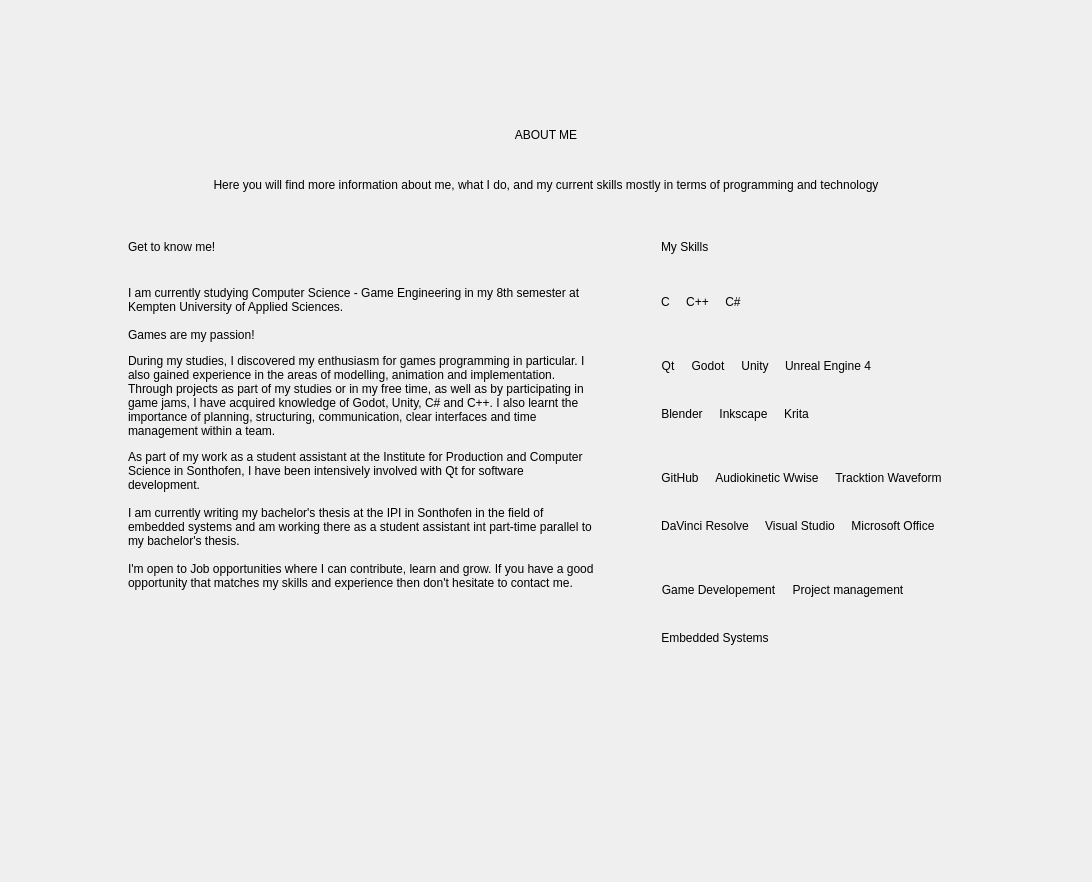
Qt form Portfolio_Qt_V6_7/aboutme.ui (DillonLM00/portfolio) before a commit.
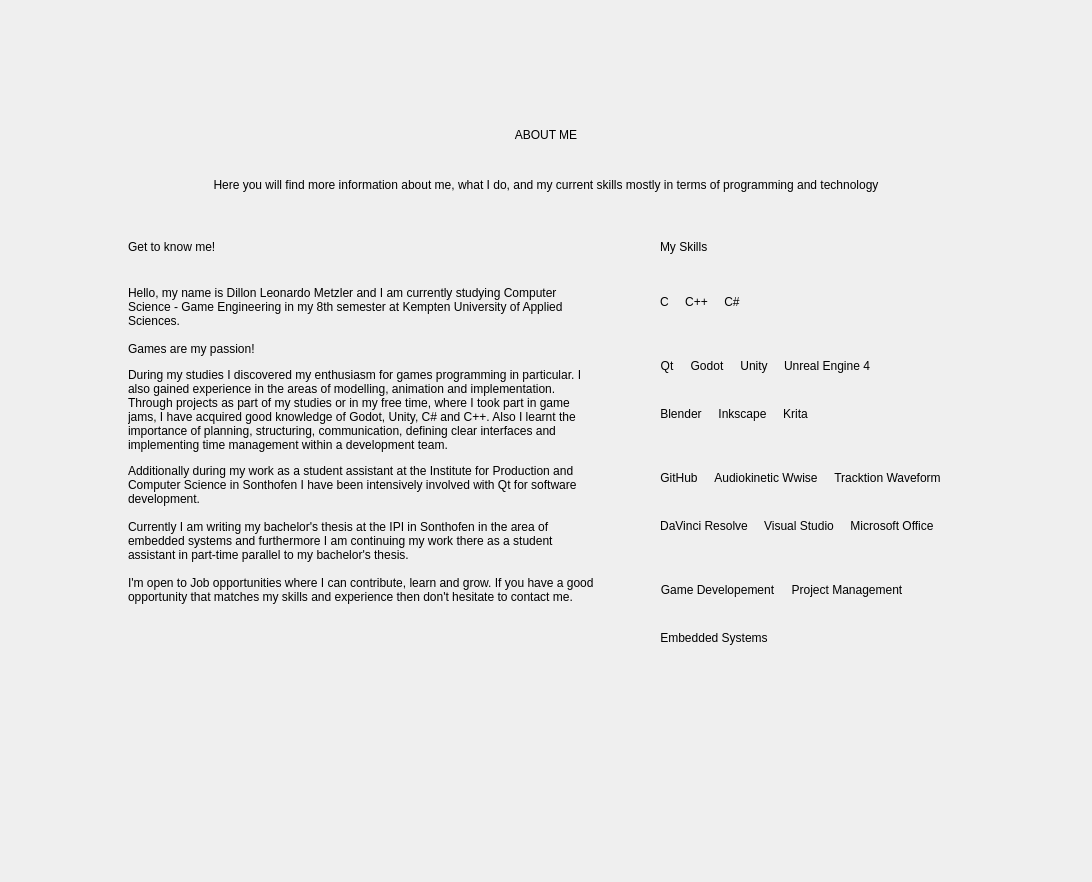
The same form after that commit.

```diff
--- a/Portfolio_Qt_V6_7/aboutme.ui
+++ b/Portfolio_Qt_V6_7/aboutme.ui
@@ -149,7 +149,7 @@
          <item>
           <widget class="QLabel" name="textGTKLabel">
            <property name="text">
-            <string>&lt;html&gt;&lt;head/&gt;&lt;body&gt;&lt;p&gt;I am currently studying Computer Science - Game Engineering in my 8th semester at Kempten University of Applied Sciences.&lt;br/&gt;&lt;br/&gt;Games are my passion!&lt;/p&gt;&lt;p&gt;During my studies, I discovered my enthusiasm for games programming in particular. I also gained experience in the areas of modelling, animation and implementation. Through projects as part of my studies or in my free time, as well as by participating in game jams, I have acquired knowledge of Godot, Unity, C# and C++. I also learnt the importance of planning, structuring, communication, clear interfaces and time management within a team.&lt;/p&gt;&lt;p&gt;As part of my work as a student assistant at the Institute for Production and Computer Science in Sonthofen, I have been intensively involved with Qt for software development.&lt;br/&gt;&lt;br/&gt;I am currently writing my bachelor's thesis at the IPI in Sonthofen in the field of embedded systems and am working there as a student assistant int part-time parallel to my bachelor's thesis.&lt;br/&gt;&lt;br/&gt;I'm open to Job opportunities where I can contribute, learn and grow. If you have a good opportunity that matches my skills and experience then don't hesitate to contact me.&lt;/p&gt;&lt;/body&gt;&lt;/html&gt;</string>
+            <string>&lt;html&gt;&lt;head/&gt;&lt;body&gt;&lt;p&gt;Hello, my name is Dillon Leonardo Metzler and I am currently studying Computer Science - Game Engineering in my 8th semester at Kempten University of Applied Sciences.&lt;br/&gt;&lt;br/&gt;Games are my passion!&lt;/p&gt;&lt;p&gt;During my studies I discovered my enthusiasm for games programming in particular. I also gained experience in the areas of modelling, animation and implementation. Through projects as part of my studies or in my free time, where I took part in game jams, I have acquired good knowledge of Godot, Unity, C# and C++. Also I learnt the importance of planning, structuring, communication, defining clear interfaces and implementing time management within a development team.&lt;/p&gt;&lt;p&gt;Additionally during my work as a student assistant at the Institute for Production and Computer Science in Sonthofen I have been intensively involved with Qt for software development.&lt;br/&gt;&lt;br/&gt;Currently I am writing my bachelor's thesis at the IPI in Sonthofen in the area of embedded systems and furthermore I am continuing my work there as a student assistant in part-time parallel to my bachelor's thesis.&lt;br/&gt;&lt;br/&gt;I'm open to Job opportunities where I can contribute, learn and grow. If you have a good opportunity that matches my skills and experience then don't hesitate to contact me.&lt;/p&gt;&lt;/body&gt;&lt;/html&gt;</string>
            </property>
            <property name="wordWrap">
             <bool>true</bool>
@@ -795,7 +795,7 @@
                   </size>
                  </property>
                  <property name="text">
-                  <string>Project management</string>
+                  <string>Project Management</string>
                  </property>
                  <property name="alignment">
                   <set>Qt::AlignCenter</set>
```
